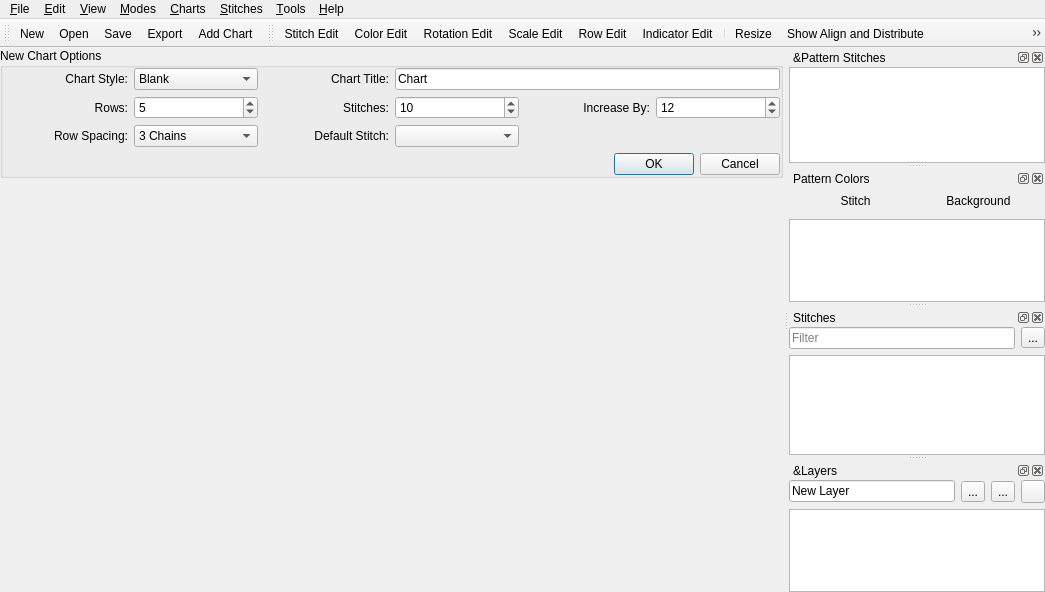
First picture: the form in src/mainwindow.ui, repository iPenguin/CrochetCharts, before the edit.
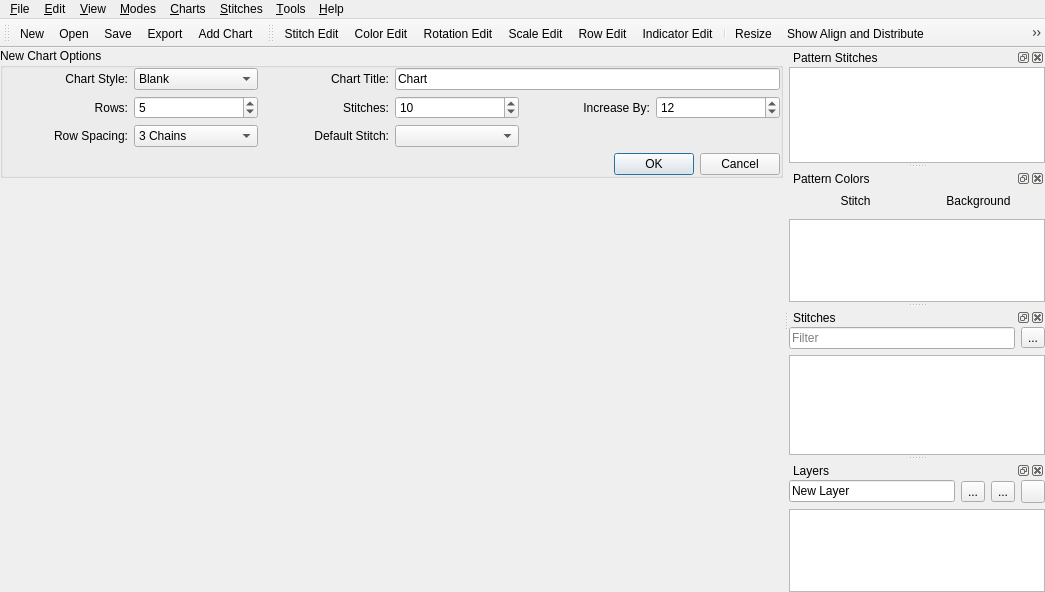
Second picture: the form after the edit. Icons and pictures are not drawn. Custom widgets are drawn as their Qt base class.

What changed in the file:
```diff
--- a/src/mainwindow.ui
+++ b/src/mainwindow.ui
@@ -460,7 +460,7 @@
   </widget>
   <widget class="QDockWidget" name="patternStitchesDock">
    <property name="windowTitle">
-    <string>&amp;Pattern Stitches</string>
+    <string>Pattern Stitches</string>
    </property>
    <attribute name="dockWidgetArea">
     <number>2</number>
@@ -770,7 +770,7 @@
   </widget>
   <widget class="QDockWidget" name="layersDock">
    <property name="windowTitle">
-    <string>&amp;Layers</string>
+    <string>Layers</string>
    </property>
    <attribute name="dockWidgetArea">
     <number>2</number>
```
Left out of the diff: 68 changed lines with no effect on the pictures.
